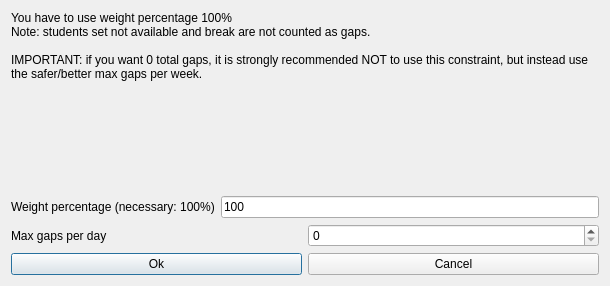
First picture: the form in fet/src/interface/modifyconstraintstudentsmaxgapsperdayform_template.ui, repository vonmecheln/fet, before the edit.
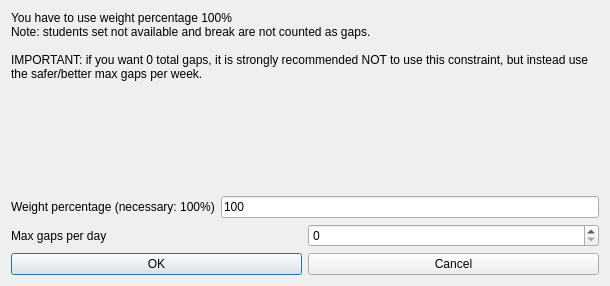
Second picture: the form after the edit.

Diff of the .ui file:
```diff
--- a/fet/src/interface/modifyconstraintstudentsmaxgapsperdayform_template.ui
+++ b/fet/src/interface/modifyconstraintstudentsmaxgapsperdayform_template.ui
@@ -104,7 +104,7 @@
      <item>
       <widget class="QPushButton" name="okPushButton">
        <property name="text">
-        <string>Ok</string>
+        <string>OK</string>
        </property>
       </widget>
      </item>
```
